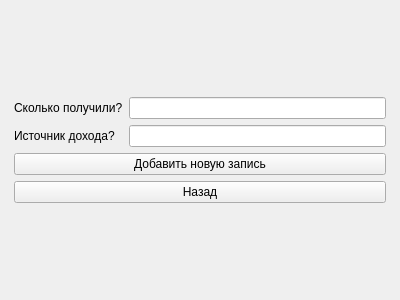
Above: stock/screens/screen_3.ui from ZinixZay/spending_watcher before the change. Below: the same form after it.
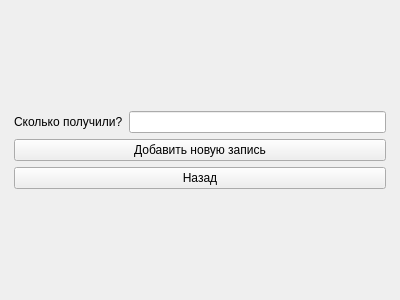
That is the form after the change.

```diff
--- a/stock/screens/screen_3.ui
+++ b/stock/screens/screen_3.ui
@@ -28,6 +28,13 @@
      <property name="bottomMargin">
       <number>3</number>
      </property>
+     <item row="2" column="0" colspan="2">
+      <widget class="QPushButton" name="back_but">
+       <property name="text">
+        <string>Назад</string>
+       </property>
+      </widget>
+     </item>
      <item row="0" column="0">
       <widget class="QLabel" name="label_2">
        <property name="text">
@@ -35,33 +42,16 @@
        </property>
       </widget>
      </item>
-     <item row="1" column="1">
-      <widget class="QLineEdit" name="description_line"/>
-     </item>
      <item row="0" column="1">
       <widget class="QLineEdit" name="value_line"/>
      </item>
-     <item row="1" column="0">
-      <widget class="QLabel" name="label_3">
-       <property name="text">
-        <string>Источник дохода?</string>
-       </property>
-      </widget>
-     </item>
-     <item row="2" column="0" colspan="2">
+     <item row="1" column="0" colspan="2">
       <widget class="QPushButton" name="add_but">
        <property name="text">
         <string>Добавить новую запись</string>
        </property>
       </widget>
      </item>
-     <item row="3" column="0" colspan="2">
-      <widget class="QPushButton" name="back_but">
-       <property name="text">
-        <string>Назад</string>
-       </property>
-      </widget>
-     </item>
     </layout>
    </item>
   </layout>
```
